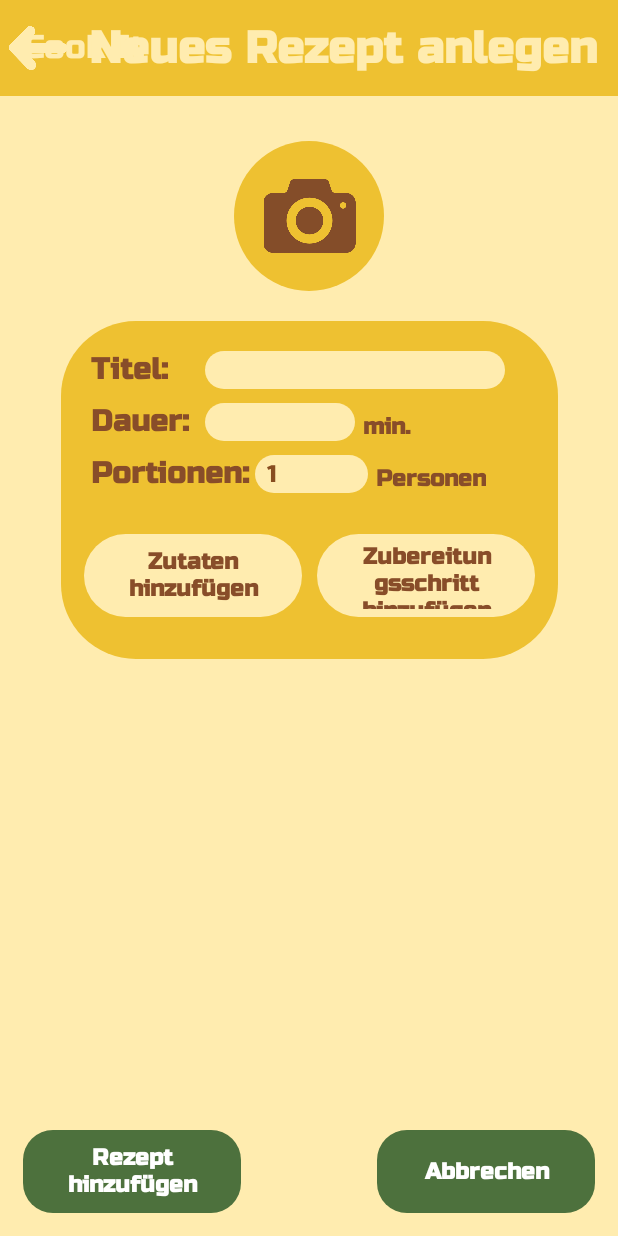
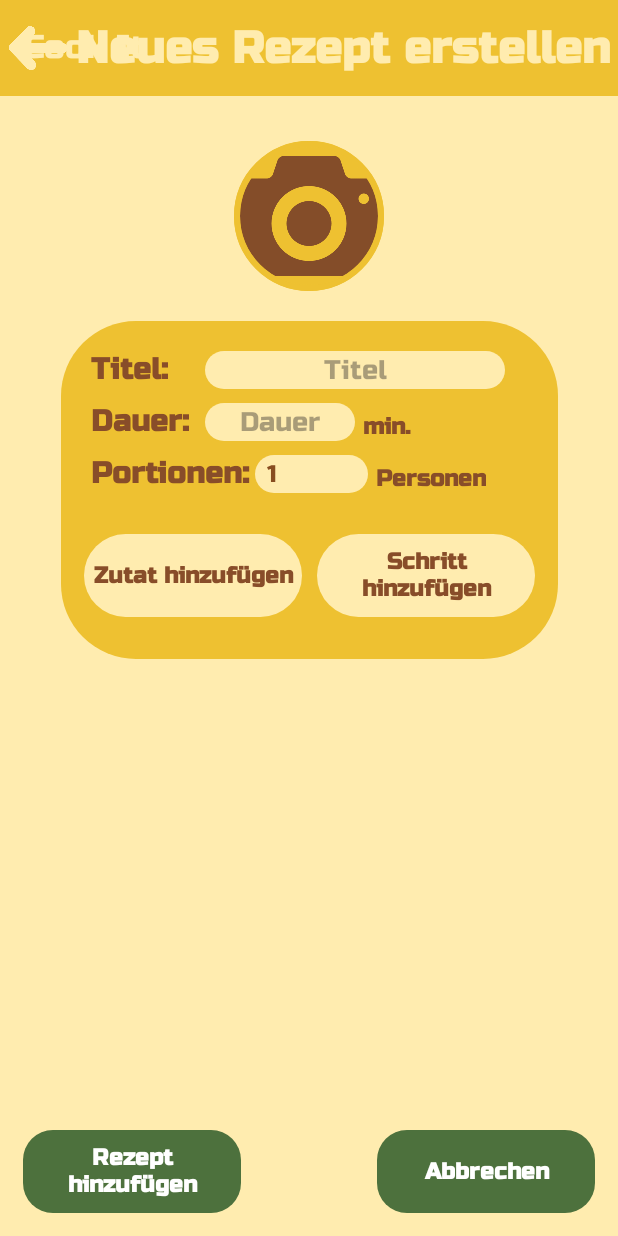
Before and after one commit to jogi1004/EAE, an Android app: the NewRecipeActivity screen opened directly, with no data from a screen before it, on a phone screen of 412 x 824 dp. Run offline under Robolectric (Android 15) with nearby library versions, the phone set to English and light mode, and no system bars; our stand-ins replace CircleImageView.

Commit message:
Bilder drehen und Strings auslagern

```diff
--- a/app/build.gradle.kts
+++ b/app/build.gradle.kts
@@ -37,6 +37,7 @@ dependencies {
     implementation("androidx.appcompat:appcompat:1.6.1")
     implementation("com.google.android.material:material:1.9.0")
     implementation("androidx.constraintlayout:constraintlayout:2.1.4")
+    implementation("androidx.exifinterface:exifinterface:1.3.6")
     testImplementation("junit:junit:4.13.2")
     androidTestImplementation("androidx.test.ext:junit:1.1.5")
     androidTestImplementation("androidx.test.espresso:espresso-core:3.5.1")
--- a/app/src/main/res/layout/activity_new_recipe.xml
+++ b/app/src/main/res/layout/activity_new_recipe.xml
@@ -41,7 +41,8 @@
         android:src="@drawable/light_arrow_left"
         app:layout_constraintBottom_toBottomOf="@+id/toolbar"
         app:layout_constraintStart_toStartOf="parent"
-        app:layout_constraintTop_toTopOf="@+id/toolbar" />
+        app:layout_constraintTop_toTopOf="@+id/toolbar"
+        android:contentDescription="@string/backButtonDescription" />
 
     <TextView
         android:id="@+id/textView"
@@ -50,7 +51,7 @@
         android:layout_centerInParent="true"
         android:layout_marginStart="10dp"
         android:layout_marginEnd="10dp"
-        android:text="Neues Rezept anlegen"
+        android:text="@string/createNewRecipe"
         android:textColor="?attr/colorPrimary"
         android:textSize="30sp"
         android:textStyle="bold"
@@ -68,29 +69,6 @@
         app:layout_constraintEnd_toEndOf="parent"
         app:layout_constraintStart_toStartOf="parent"
         app:layout_constraintTop_toBottomOf="@+id/toolbar">
-
-
-        <androidx.constraintlayout.widget.ConstraintLayout
-            android:id="@+id/recipeImageLayout"
-            android:layout_width="wrap_content"
-            android:layout_height="100dp"
-            android:layout_marginTop="30dp"
-            android:maxWidth="320dp"
-            app:layout_constraintEnd_toEndOf="parent"
-            app:layout_constraintStart_toStartOf="parent"
-            app:layout_constraintTop_toTopOf="parent">
-
-            <ImageView
-                android:id="@+id/recipeImageView"
-                android:layout_width="match_parent"
-                android:layout_height="wrap_content"
-                android:adjustViewBounds="true"
-                android:maxHeight="300dp"
-                app:layout_constraintBottom_toBottomOf="parent"
-                app:layout_constraintEnd_toEndOf="parent"
-                app:layout_constraintStart_toStartOf="parent"
-                app:layout_constraintTop_toTopOf="parent" />
-        </androidx.constraintlayout.widget.ConstraintLayout>
 
         <ScrollView
             android:id="@+id/scrollView2"
@@ -121,15 +99,18 @@
                     app:layout_constraintStart_toStartOf="parent"
                     app:layout_constraintTop_toTopOf="parent">
 
-                    <ImageView
+                    <de.hdodenhof.circleimageview.CircleImageView
                         android:id="@+id/picture"
-                        android:layout_width="74dp"
-                        android:layout_height="61dp"
+                        android:layout_width="match_parent"
+                        android:layout_height="match_parent"
+                        app:civ_border_width="4dp"
+                        app:civ_border_color="@color/darkerYellow"
                         app:layout_constraintBottom_toBottomOf="parent"
                         app:layout_constraintEnd_toEndOf="parent"
                         app:layout_constraintStart_toStartOf="parent"
                         app:layout_constraintTop_toTopOf="parent"
-                        app:srcCompat="@drawable/camera" />
+                        android:layout_centerHorizontal="true"
+                        android:src="@drawable/camera" />
                 </androidx.constraintlayout.widget.ConstraintLayout>
 
                 <androidx.constraintlayout.widget.ConstraintLayout
@@ -150,7 +131,7 @@
                         android:layout_height="wrap_content"
                         android:layout_marginStart="20dp"
                         android:layout_marginTop="20dp"
-                        android:text="Titel:"
+                        android:text="@string/titleColon"
                         android:textColor="#884D29"
                         android:textSize="20sp"
                         android:textStyle="bold"
@@ -163,12 +144,14 @@
                         android:layout_height="25dp"
                         android:layout_marginStart="60dp"
                         android:background="@drawable/background_edit_text"
-                        android:contentDescription="Feld für den Titel"
                         android:textAlignment="center"
                         app:layout_constraintBottom_toBottomOf="@+id/title"
                         app:layout_constraintEnd_toEndOf="parent"
                         app:layout_constraintStart_toStartOf="parent"
-                        app:layout_constraintTop_toTopOf="@+id/title" />
+                        app:layout_constraintTop_toTopOf="@id/title"
+                        android:hint="@string/titleHint"
+                        android:inputType="text"
+                        android:importantForAutofill="no" />
 
                     <TextView
                         android:id="@+id/time"
@@ -176,7 +159,7 @@
                         android:layout_height="wrap_content"
                         android:layout_marginStart="20dp"
                         android:layout_marginTop="10dp"
-                        android:text="Dauer:"
+                        android:text="@string/durationColon"
                         android:textColor="#884D29"
                         android:textSize="20sp"
                         android:textStyle="bold"
@@ -188,19 +171,20 @@
                         android:layout_width="100dp"
                         android:layout_height="25dp"
                         android:background="@drawable/background_edit_text"
-                        android:contentDescription="Feld für den Dauer"
                         android:inputType="number"
                         android:textAlignment="center"
                         app:layout_constraintBottom_toBottomOf="@+id/time"
                         app:layout_constraintStart_toStartOf="@+id/title_text"
-                        app:layout_constraintTop_toTopOf="@+id/time" />
+                        app:layout_constraintTop_toTopOf="@id/time"
+                        android:importantForAutofill="no"
+                        android:hint="@string/durationHint"/>
 
                     <TextView
                         android:id="@+id/minutes"
                         android:layout_width="wrap_content"
                         android:layout_height="wrap_content"
                         android:layout_marginStart="5dp"
-                        android:text="min."
+                        android:text="@string/minutes"
                         android:textColor="#884D29"
                         android:textSize="15sp"
                         android:textStyle="bold"
@@ -213,7 +197,7 @@
                         android:layout_height="wrap_content"
                         android:layout_marginStart="20dp"
                         android:layout_marginTop="10dp"
-                        android:text="Portionen:"
+                        android:text="@string/portionsColon"
                         android:textColor="#884D29"
                         android:textSize="20sp"
                         android:textStyle="bold"
@@ -226,21 +210,21 @@
                         android:layout_height="25dp"
                         android:layout_marginStart="3dp"
                         android:background="@drawable/background_edit_text"
-                        app:layout_constraintBottom_toBottomOf="@+id/portions"
-                        app:layout_constraintStart_toEndOf="@+id/portions"
-                        app:layout_constraintTop_toTopOf="@+id/portions" />
+                        app:layout_constraintBottom_toBottomOf="@id/portions"
+                        app:layout_constraintStart_toEndOf="@id/portions"
+                        app:layout_constraintTop_toTopOf="@id/portions" />
 
                     <TextView
                         android:id="@+id/persons"
                         android:layout_width="wrap_content"
                         android:layout_height="wrap_content"
                         android:layout_marginStart="5dp"
-                        android:text="Personen"
+                        android:text="@string/people"
                         android:textColor="#884D29"
                         android:textSize="15sp"
                         android:textStyle="bold"
-                        app:layout_constraintBottom_toBottomOf="@+id/spinner"
-                        app:layout_constraintStart_toEndOf="@+id/spinner" />
+                        app:layout_constraintBottom_toBottomOf="@id/spinner"
+                        app:layout_constraintStart_toEndOf="@id/spinner" />
 
                     <androidx.constraintlayout.widget.ConstraintLayout
                         android:id="@+id/button_add_ingredients"
@@ -249,7 +233,7 @@
                         android:layout_marginStart="15dp"
                         app:layout_constraintBottom_toBottomOf="parent"
                         app:layout_constraintStart_toStartOf="parent"
-                        app:layout_constraintTop_toBottomOf="@+id/portions">
+                        app:layout_constraintTop_toBottomOf="@id/portions">
 
                         <TextView
                             android:id="@+id/text_add_ingredients"
@@ -258,7 +242,7 @@
                             android:background="@drawable/background_edit_text"
                             android:gravity="center"
                             android:padding="5dp"
-                            android:text="Zutaten hinzufügen"
+                            android:text="@string/addIngredient"
                             android:textColor="#884D29"
                             android:textSize="15sp"
                             android:textStyle="bold"
@@ -279,8 +263,8 @@
                         android:layout_marginEnd="15dp"
                         app:layout_constraintBottom_toBottomOf="parent"
                         app:layout_constraintEnd_toEndOf="parent"
-                        app:layout_constraintStart_toEndOf="@+id/button_add_ingredients"
-                        app:layout_constraintTop_toBottomOf="@+id/portions">
+                        app:layout_constraintStart_toEndOf="@id/button_add_ingredients"
+                        app:layout_constraintTop_toBottomOf="@id/portions">
 
                         <TextView
                             android:id="@+id/text_add_steps"
@@ -289,7 +273,7 @@
                             android:background="@drawable/background_edit_text"
                             android:gravity="center"
                             android:padding="5dp"
-                            android:text="Zubereitungsschritt hinzufügen"
+                            android:text="@string/addStep"
                             android:textColor="#884D29"
                             android:textSize="15sp"
                             android:textStyle="bold"
@@ -302,6 +286,7 @@
                     </androidx.constraintlayout.widget.ConstraintLayout>
 
                 </androidx.constraintlayout.widget.ConstraintLayout>
+
                 <!--Layout für die Zutaten -->
                 <LinearLayout
                     android:id="@+id/ingredientsLayout"
@@ -314,7 +299,7 @@
                     android:background="@drawable/background_with_rounded_corners"
                     app:layout_constraintEnd_toEndOf="parent"
                     app:layout_constraintStart_toStartOf="parent"
-                    app:layout_constraintTop_toBottomOf="@+id/newRecipeInformationLayout"/>
+                    app:layout_constraintTop_toBottomOf="@id/newRecipeInformationLayout"/>
 
 
                 <!--Layout für die Schritte -->
@@ -326,7 +311,7 @@
                     android:orientation="vertical"
                     app:layout_constraintEnd_toEndOf="parent"
                     app:layout_constraintStart_toStartOf="parent"
-                    app:layout_constraintTop_toBottomOf="@+id/ingredientsLayout"/>
+                    app:layout_constraintTop_toBottomOf="@id/ingredientsLayout"/>
 
 
 
@@ -352,7 +337,7 @@
                 android:layout_height="55dp"
                 android:gravity="center"
                 android:padding="5dp"
-                android:text="Rezept hinzufügen"
+                android:text="@string/addRecipe"
                 android:textColor="#FFFFFF"
                 android:textSize="15sp"
                 android:textStyle="bold"
@@ -381,7 +366,7 @@
                 android:layout_height="55dp"
                 android:gravity="center"
                 android:padding="5dp"
-                android:text="Abbrechen"
+                android:text="@string/cancel"
                 android:textColor="#FFFFFF"
                 android:textSize="15sp"
                 android:textStyle="bold"
--- a/app/src/main/res/layout/activity_recipe_detail_view.xml
+++ b/app/src/main/res/layout/activity_recipe_detail_view.xml
@@ -46,7 +46,6 @@
         android:id="@+id/circleViewRecipe"
         android:layout_width="225sp"
         android:layout_height="225sp"
-        android:src="@drawable/testbild1"
         app:civ_border_width="4dp"
         app:civ_border_color="@color/darkerYellow"
         android:layout_below="@id/RecipeName"
--- a/app/src/main/res/values/strings.xml
+++ b/app/src/main/res/values/strings.xml
@@ -27,9 +27,33 @@
     <string name="add">Hinzufügen</string>
     <string name="stepDescription">Schrittbeschreibung</string>
     <string name="step">Zubereitungsschritt</string>
-    <string name="NavBarAddText">Rezept erstellen</string> <!--TODO-->
+    <string name="NavBarAddText">Rezept erstellen</string>
     <string name="shoppingBagHelperText">Deine Einkaufsliste ist leer!</string>
-    <string name="zubereitungsschritte">Zubereitungsschritte</string>
+    <string name="steps">Zubereitungsschritte</string>
+    <string name="addRecipe">Rezept hinzufügen</string>
+    <string name="addStep">Schritt hinzufügen</string>
+    <string name="addIngredient">Zutat hinzufügen</string>
+    <string name="people">Personen</string>
+    <string name="portionsColon">Portionen: </string>
+    <string name="minutes">min.</string>
+    <string name="durationColon">Dauer:</string>
+    <string name="fieldForTitle">Feld für den Titel</string>
+    <string name="createNewRecipe">Neues Rezept erstellen</string>
+    <string name="backButtonDescription">Zurück-Knopf</string>
+    <string name="recipeImageDescription">Hier steht das Rezept-Bild</string>
+    <string name="titleColon">Titel:</string>
+    <string name="titleHint">Titel</string>
+    <string name="permissionDenied">Zugriff verweigert. Bild nicht auswählbar.</string>
+    <string name="durationHint">Dauer</string>
+    <string name="ingredients">Zutaten</string>
+    <string name="recipeDeleted">Rezept gelöscht</string>
+    <string name="hoursAndMinutes">%d Std %d Min</string>
+    <string name="hours">%d Std</string>
+    <string name="min">%d Min</string>
+    <string name="onePortion">Eine Portion</string>
+    <string name="portions">Portionen</string>
+    <string name="edit">Bearbeiten</string>
+    <string name="duration">%s %nDauer: %s</string>
     <!--Spinner Portionsmenge-->
     <string-array name="portionsmenge"> <!-- TODO: Das sollte schöner werden -->
         <item>1</item>
```
Also changed, not shown: app/src/main/java/com/example/eaeprojekt/activity/NewRecipeActivity.java (+32 -30 lines), app/src/main/java/com/example/eaeprojekt/activity/RecipeActivity.java (+35 -11 lines), app/src/main/java/com/example/eaeprojekt/activity/RecipeDetailView.java (+37 -31 lines).
